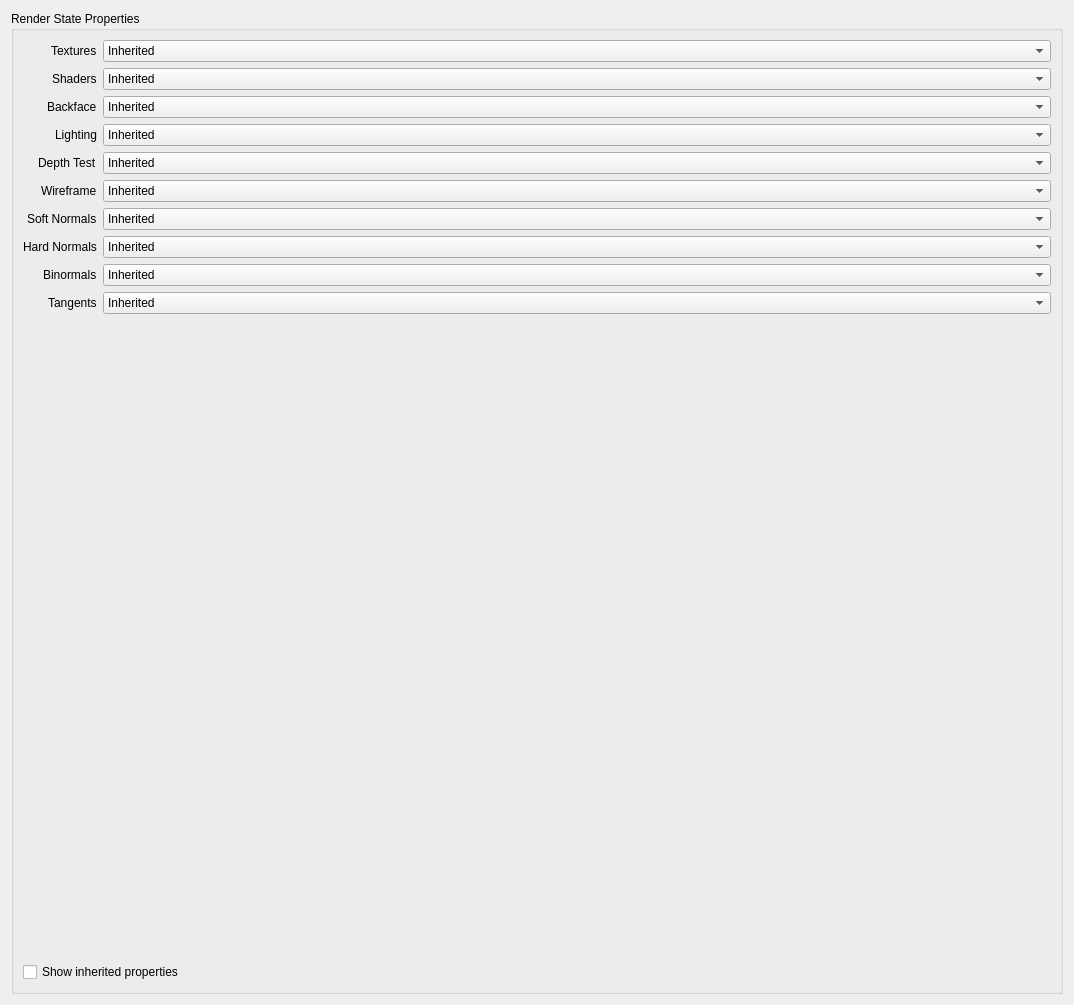
Before: the Qt Designer form Display/RenderStateNodeGUI.ui in OpenEngineDK/extensions-Qt, drawn with Qt 5.
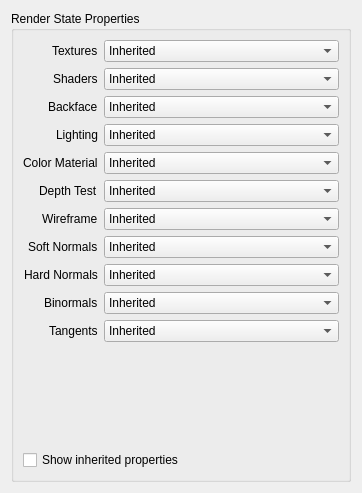
After: the same form once the commit is applied.

Commit message: Added ColorMaterial to renderstatenode gui

The edit to the form file:
```diff
--- a/Display/RenderStateNodeGUI.ui
+++ b/Display/RenderStateNodeGUI.ui
@@ -1,12 +1,12 @@
 <ui version="4.0" >
  <class>RenderStateNodeGUI</class>
- <widget class="QWidget" name="RenderStateNodeGUI" >
-  <property name="geometry" >
+ <widget class="QWidget" name="RenderStateNodeGUI">
+  <property name="geometry">
    <rect>
     <x>0</x>
     <y>0</y>
-    <width>1074</width>
-    <height>1005</height>
+    <width>362</width>
+    <height>493</height>
    </rect>
   </property>
   <property name="windowTitle" >
@@ -83,8 +83,8 @@
           </item>
          </widget>
         </item>
-        <item row="9" column="1" >
-         <widget class="QComboBox" name="tangent_state" >
+        <item row="10" column="1">
+         <widget class="QComboBox" name="tangent_state">
           <item>
            <property name="text" >
             <string>Inherited</string>
@@ -128,34 +128,15 @@
           </item>
          </widget>
         </item>
-        <item row="3" column="1" >
-         <widget class="QComboBox" name="lighting_state" >
-          <item>
-           <property name="text" >
-            <string>Inherited</string>
-           </property>
-          </item>
-          <item>
-           <property name="text" >
-            <string>Enabled</string>
-           </property>
-          </item>
-          <item>
-           <property name="text" >
-            <string>Disabled</string>
-           </property>
-          </item>
-         </widget>
-        </item>
-        <item row="4" column="0" >
-         <widget class="QLabel" name="label_5" >
-          <property name="text" >
+        <item row="5" column="0">
+         <widget class="QLabel" name="label_5">
+          <property name="text">
            <string>Depth Test</string>
           </property>
          </widget>
         </item>
-        <item row="4" column="1" >
-         <widget class="QComboBox" name="depth_test_state" >
+        <item row="5" column="1">
+         <widget class="QComboBox" name="depth_test_state">
           <item>
            <property name="text" >
             <string>Inherited</string>
@@ -173,15 +154,15 @@
           </item>
          </widget>
         </item>
-        <item row="5" column="0" >
-         <widget class="QLabel" name="label_6" >
-          <property name="text" >
+        <item row="6" column="0">
+         <widget class="QLabel" name="label_6">
+          <property name="text">
            <string>Wireframe</string>
           </property>
          </widget>
         </item>
-        <item row="5" column="1" >
-         <widget class="QComboBox" name="wireframe_state" >
+        <item row="6" column="1">
+         <widget class="QComboBox" name="wireframe_state">
           <item>
            <property name="text" >
             <string>Inherited</string>
@@ -199,15 +180,15 @@
           </item>
          </widget>
         </item>
-        <item row="6" column="0" >
-         <widget class="QLabel" name="label_7" >
-          <property name="text" >
+        <item row="7" column="0">
+         <widget class="QLabel" name="label_7">
+          <property name="text">
            <string>Soft Normals</string>
           </property>
          </widget>
         </item>
-        <item row="6" column="1" >
-         <widget class="QComboBox" name="soft_normal_state" >
+        <item row="7" column="1">
+         <widget class="QComboBox" name="soft_normal_state">
           <item>
            <property name="text" >
             <string>Inherited</string>
@@ -225,29 +206,74 @@
           </item>
          </widget>
         </item>
-        <item row="7" column="0" >
-         <widget class="QLabel" name="label_8" >
-          <property name="text" >
+        <item row="8" column="0">
+         <widget class="QLabel" name="label_8">
+          <property name="text">
            <string>Hard Normals</string>
           </property>
          </widget>
         </item>
-        <item row="8" column="0" >
-         <widget class="QLabel" name="label_9" >
-          <property name="text" >
+        <item row="9" column="0">
+         <widget class="QLabel" name="label_9">
+          <property name="text">
            <string>Binormals</string>
           </property>
          </widget>
         </item>
-        <item row="9" column="0" >
-         <widget class="QLabel" name="label_10" >
-          <property name="text" >
+        <item row="8" column="1">
+         <widget class="QComboBox" name="hard_normal_state">
+          <item>
+           <property name="text">
+            <string>Inherited</string>
+           </property>
+          </item>
+          <item>
+           <property name="text">
+            <string>Enabled</string>
+           </property>
+          </item>
+          <item>
+           <property name="text">
+            <string>Disabled</string>
+           </property>
+          </item>
+         </widget>
+        </item>
+        <item row="9" column="1">
+         <widget class="QComboBox" name="binormal_state">
+          <item>
+           <property name="text">
+            <string>Inherited</string>
+           </property>
+          </item>
+          <item>
+           <property name="text">
+            <string>Enabled</string>
+           </property>
+          </item>
+          <item>
+           <property name="text">
+            <string>Disabled</string>
+           </property>
+          </item>
+         </widget>
+        </item>
+        <item row="10" column="0">
+         <widget class="QLabel" name="label_10">
+          <property name="text">
            <string>Tangents</string>
           </property>
          </widget>
         </item>
-        <item row="7" column="1" >
-         <widget class="QComboBox" name="hard_normal_state" >
+        <item row="4" column="0">
+         <widget class="QLabel" name="label_11">
+          <property name="text">
+           <string>Color Material</string>
+          </property>
+         </widget>
+        </item>
+        <item row="3" column="1">
+         <widget class="QComboBox" name="lighting_state">
           <item>
            <property name="text" >
             <string>Inherited</string>
@@ -265,10 +291,10 @@
           </item>
          </widget>
         </item>
-        <item row="8" column="1" >
-         <widget class="QComboBox" name="binormal_state" >
+        <item row="4" column="1">
+         <widget class="QComboBox" name="color_material_state">
           <item>
-           <property name="text" >
+           <property name="text">
             <string>Inherited</string>
            </property>
           </item>
```
Left out of the diff: 150 changed lines with no effect on the pictures. The commit also changes 2 other files.
